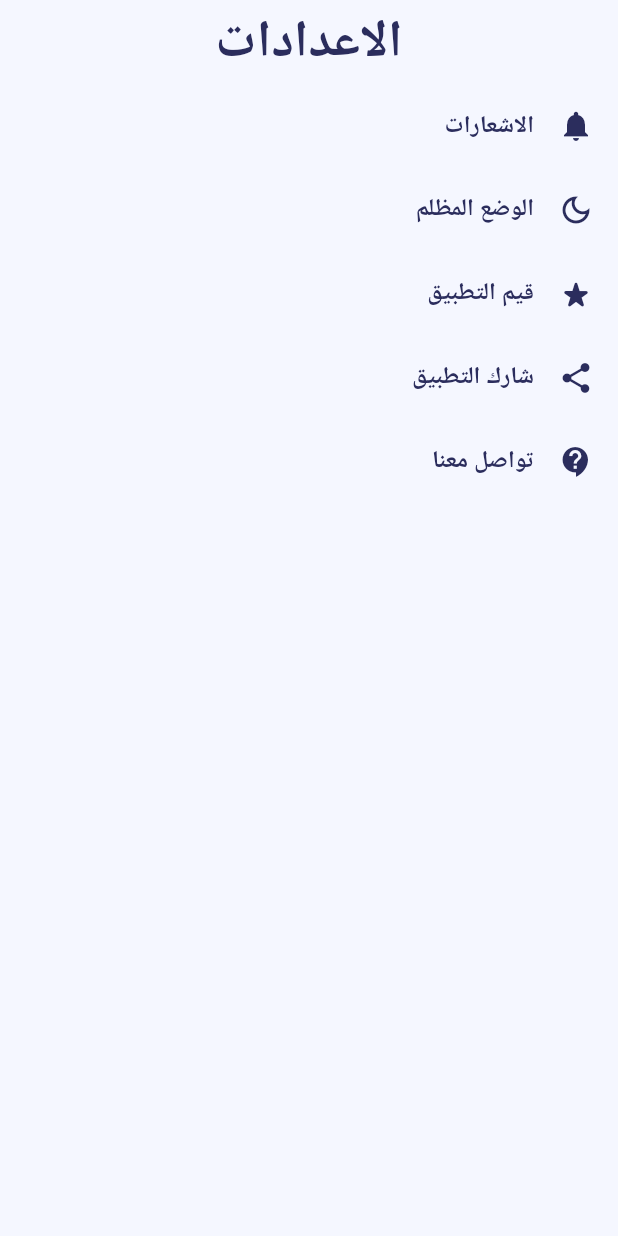
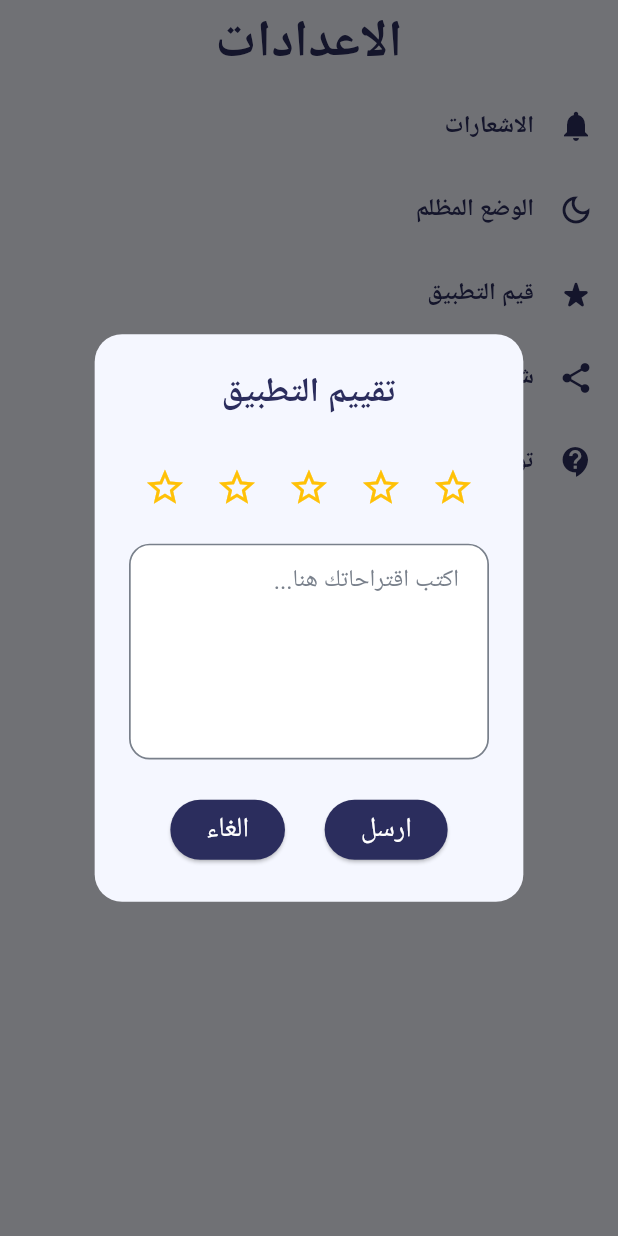
Before and after one commit to abdo2121nasser/deaf_gain, a Flutter app: the SettingScreen screen opened by its route, after a tap on "قيم التطبيق", on a phone screen of 412 x 824 dp. Run offline on Flutter 3.47's test engine with Material 3 defaults, Android fonts, the phone set to English and light mode, and no system bars; our stand-ins replace bloc, device_preview, dio, equatable, flutter_bloc, flutter_screenutil and 1 more; network calls fail.

Commit message:
created the rate me dialog box create about me dialog box

```diff
--- a/lib/core/utils/component/general_button_widget.dart
+++ b/lib/core/utils/component/general_button_widget.dart
@@ -39,7 +39,7 @@ class GeneralButtonWidget extends StatelessWidget {
               label,
               style: TextStyle(fontSize: k16Sp, color: textColor),
             ),
-            SizedBox(
+            icon == null ?const SizedBox.shrink(): SizedBox(
               width: k10H,
             ),
             icon == null ? const SizedBox() : icon!,
--- a/lib/core/utils/component/general_text_form_field.dart
+++ b/lib/core/utils/component/general_text_form_field.dart
@@ -12,6 +12,7 @@ class GeneralTextFormField extends StatelessWidget {
   final TextEditingController? controller;
   final bool enableBorder;
   final bool multiLine;
+  final bool expandMultiLine;
   final bool readOnly;
   final String? hint;
   final Icon? suffixIcon;
@@ -27,6 +28,7 @@ class GeneralTextFormField extends StatelessWidget {
     required this.controller,
     this.enableBorder = false,
     this.multiLine = false,
+    this.expandMultiLine=false,
     this.readOnly = false,
     this.isVisible = true,
     this.hint,
@@ -47,7 +49,7 @@ class GeneralTextFormField extends StatelessWidget {
       cursorColor: kBlackColor,
 
       readOnly: readOnly,
-      minLines: multiLine ? 1 : null,
+      minLines: multiLine ? expandMultiLine?5:1 : null,
       maxLines: multiLine ? 5 : 1, // Set maxLines to 4 if multiline is enabled
       keyboardType: multiLine ? TextInputType.multiline : null,
       obscureText: !isVisible,
--- /dev/null
+++ b/lib/features/setting_feature/widgets/dialog_boxes_widgets.dart
@@ -0,0 +1,147 @@
+import 'package:deaf_gain/core/utils/component/general_button_widget.dart';
+import 'package:deaf_gain/core/utils/component/general_text_form_field.dart';
+import 'package:deaf_gain/core/utils/values/app_size.dart';
+import 'package:deaf_gain/core/utils/values/font_size.dart';
+import 'package:flutter/material.dart';
+
+import '../../../core/utils/colors/colors.dart';
+
+void showRatingDialog(BuildContext context) {
+  final TextEditingController suggestionController = TextEditingController();
+  int rating = 0;
+
+  showDialog(
+    context: context,
+    builder: (context) => StatefulBuilder(
+      builder: (context, setState) {
+        return AlertDialog(
+          actionsAlignment: MainAxisAlignment.spaceEvenly,
+          backgroundColor: kBackgroundColor,
+          shape: RoundedRectangleBorder(
+            borderRadius: BorderRadius.circular(k16R),
+          ),
+          contentPadding: EdgeInsets.all(k20R),
+          contentTextStyle: TextStyle(fontSize: k16Sp, color: kDarkBlueColor),
+          title: Text(
+            'تقييم التطبيق',
+            style: TextStyle(
+                color: kDarkBlueColor,
+                fontSize: k20Sp,
+                fontWeight: FontWeight.bold),
+            textAlign: TextAlign.center,
+          ),
+          content: Column(
+            mainAxisSize: MainAxisSize.min,
+            children: [
+              Row(
+                mainAxisAlignment: MainAxisAlignment.center,
+                children: List.generate(5, (index) {
+                  return IconButton(
+                    icon: Icon(
+                      index < rating ? Icons.star : Icons.star_border,
+                      color: Colors.amber,
+                      size: k25Sp,
+                    ),
+                    onPressed: () {
+                      setState(() => rating = index + 1);
+                    },
+                  );
+                }),
+              ),
+              SizedBox(height: k12Sp),
+              GeneralTextFormField(
+                controller: suggestionController,
+                expandMultiLine: true,
+                hint: 'اكتب اقتراحاتك هنا...',
+                enableBorder: true,
+                multiLine: true,
+              )
+            ],
+          ),
+          actions: [
+            GeneralButtonWidget(
+                label: 'ارسل',
+                function: (){},
+                textColor: kWhiteColor,
+                backgroundColor: kDarkBlueColor,
+                borderRadius: k20R),
+            GeneralButtonWidget(
+                label: 'الغاء',
+                function: (){
+
+                  Navigator.pop(context);
+                },
+                textColor: kWhiteColor,
+                backgroundColor: kDarkBlueColor,
+                borderRadius: k20R),
+          ],
+        );
+      },
+    ),
+  );
+}
+
+void showContactInfoDialog(BuildContext context) {
+  showDialog(
+    context: context,
+    builder: (context) => AlertDialog(
+      backgroundColor: kBackgroundColor,
+      shape: RoundedRectangleBorder(
+        borderRadius: BorderRadius.circular(k16R),
+      ),
+      contentPadding:  EdgeInsets.all(k16Sp),
+      title: Text(
+        'معلومات التواصل',
+      style:   TextStyle(
+            color: kDarkBlueColor,
+            fontSize: k20Sp,
+            fontWeight: FontWeight.bold),
+        textAlign: TextAlign.center,
+      ),
+      content: Column(
+        mainAxisSize: MainAxisSize.min,
+        crossAxisAlignment: CrossAxisAlignment.start,
+        children:  [
+          Text(
+            'اسم الشركة: Deaf Gain',
+           style: TextStyle(
+               color: kDarkBlueColor,
+               fontSize: k14Sp,
+               fontWeight: FontWeight.bold),
+            textDirection: TextDirection.rtl,
+          ),
+          SizedBox(height: k10V),
+          Text(
+            'البريد الإلكتروني: support@deafgain.com',
+            style: TextStyle(
+                color: kDarkBlueColor,
+                fontSize: k14Sp,
+                fontWeight: FontWeight.bold),
+            textDirection: TextDirection.rtl,
+          ),
+          SizedBox(height: k10V),
+          Text(
+            'العنوان: القاهرة، مصر',
+            style: TextStyle(
+                color: kDarkBlueColor,
+                fontSize: k14Sp,
+                fontWeight: FontWeight.bold),
+            textDirection: TextDirection.rtl,
+          ),
+        ],
+
+      ),
+actions: [
+  GeneralButtonWidget(
+      label: 'رجوع',
+      function: (){
+
+        Navigator.pop(context);
+      },
+      textColor: kWhiteColor,
+      backgroundColor: kDarkBlueColor,
+      borderRadius: k20R),
+],
+    ),
+  );
+}
```
Also changed, not shown: lib/features/setting_feature/widgets/setting_screen_body_widget.dart (+8 -2 lines).
